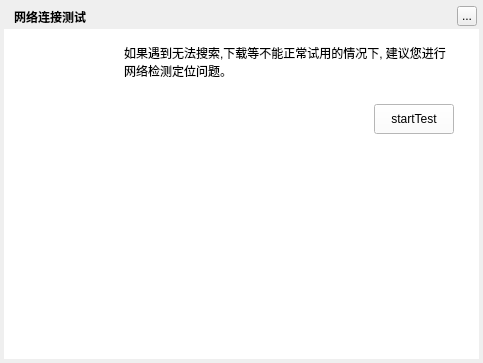
Before: the Qt Designer form TTKModule/TTKWidget/musicUiKits/musicToolsetsKits/musicnetworkconnectiontestwidget.ui in Greedysky/TTKMusicPlayer, drawn with Qt 5.
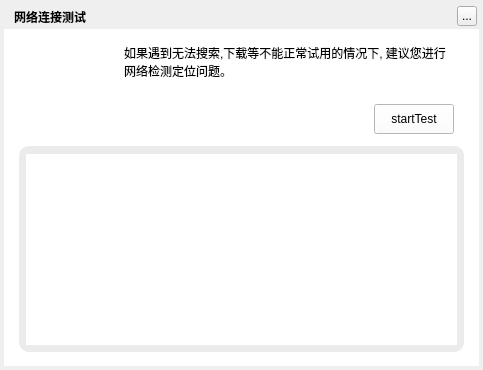
After: the same form once the commit is applied. Custom widgets are drawn as their Qt base class.

Commit message: refactor: Resize widget[019579]

The edit to the form file:
```diff
--- a/TTKModule/TTKWidget/musicUiKits/musicToolsetsKits/musicnetworkconnectiontestwidget.ui
+++ b/TTKModule/TTKWidget/musicUiKits/musicToolsetsKits/musicnetworkconnectiontestwidget.ui
@@ -7,7 +7,7 @@
     <x>0</x>
     <y>0</y>
     <width>483</width>
-    <height>363</height>
+    <height>370</height>
    </rect>
   </property>
   <property name="windowTitle">
@@ -61,7 +61,7 @@
      <x>4</x>
      <y>29</y>
      <width>475</width>
-     <height>330</height>
+     <height>337</height>
     </rect>
    </property>
    <property name="styleSheet">
@@ -89,7 +89,7 @@
    <widget class="QGroupBox" name="groupBox">
     <property name="geometry">
      <rect>
-      <x>19</x>
+      <x>22</x>
       <y>125</y>
       <width>431</width>
       <height>191</height>
@@ -116,6 +116,24 @@
      <string>startTest</string>
     </property>
    </widget>
+   <widget class="QWidget" name="widget" native="true">
+    <property name="geometry">
+     <rect>
+      <x>15</x>
+      <y>117</y>
+      <width>445</width>
+      <height>206</height>
+     </rect>
+    </property>
+    <property name="styleSheet">
+     <string notr="true">background:rgba(0, 0, 0, 20);
+border-radius:10px;</string>
+    </property>
+   </widget>
+   <zorder>textLabel</zorder>
+   <zorder>startButton</zorder>
+   <zorder>widget</zorder>
+   <zorder>groupBox</zorder>
   </widget>
   <widget class="MusicGifLabelWidget" name="iconLabel">
    <property name="geometry">
```
The commit also changes 6 other files.
